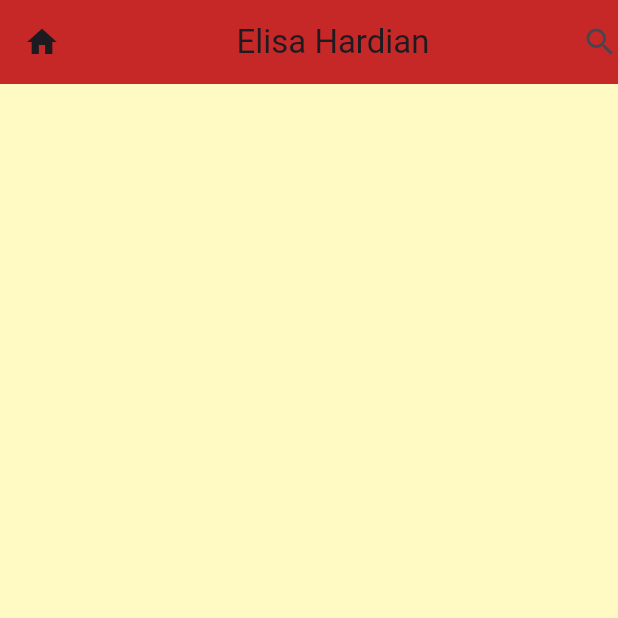
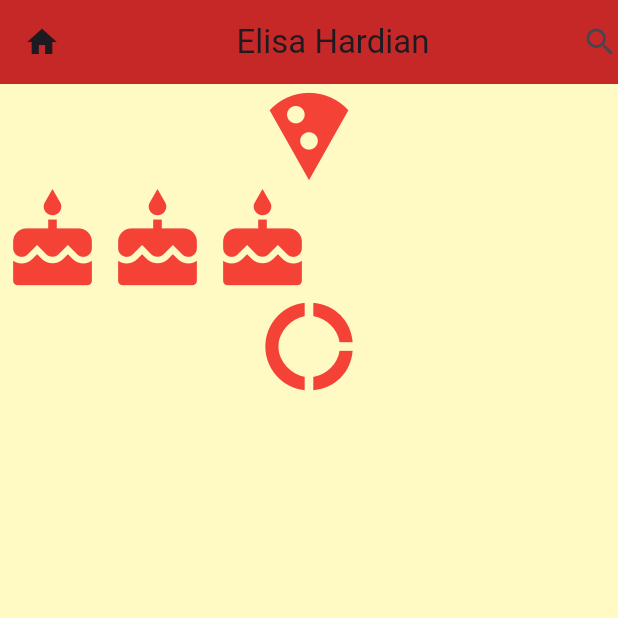
Before and after one commit to elisahardian/mandiri-belajar-flutter, a Flutter app: the screen it shows after launch, on a phone screen of 412 x 824 dp, the top half of it. Run offline on Flutter 3.47's test engine with Material 3 defaults, Android fonts, the light colour scheme and no system bars.

Commit message:
layout row column
flutter dart

```diff
--- a/lib/main.dart
+++ b/lib/main.dart
@@ -20,6 +20,42 @@ class HalamanSatu extends StatelessWidget {
         ),
         actions: <Widget>[new Icon(Icons.search)],
       ),
+      body: new Container(
+          // row dan column bisa menampung lebih dari 1 widget, makanya jadi children.
+          //ini jika COLUMN, jika mau ROW, tinggal di ganti jadi Row
+          child: new Column(
+        children: <Widget>[
+          new Icon(
+            Icons.local_pizza,
+            size: 70.0,
+            color: Colors.red,
+          ),
+          new Row(
+            children: <Widget>[
+              new Icon(
+                Icons.cake,
+                size: 70.0,
+                color: Colors.red,
+              ),
+              new Icon(
+                Icons.cake,
+                size: 70.0,
+                color: Colors.red,
+              ),
+              new Icon(
+                Icons.cake,
+                size: 70.0,
+                color: Colors.red,
+              ),
+            ],
+          ),
+          new Icon(
+            Icons.donut_large,
+            size: 70.0,
+            color: Colors.red,
+          ),
+        ],
+      )),
     );
   }
 }
```
Also changed, not shown: 16 other files.
